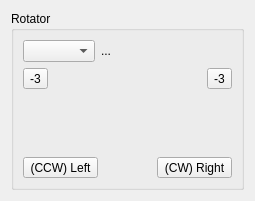
This is mqt/MqtLogger/rotatorcompassframe.ui in Rsclub22/Minos2-Mirror as Qt 5 draws it before an edit. The edited form follows.
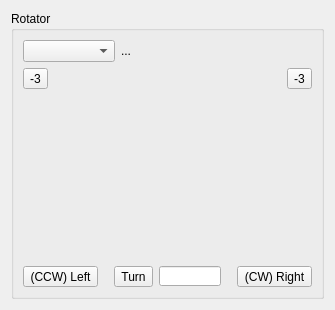
This is the edited form. Custom widgets are drawn as their Qt base class.

Commit message: add turn button and lineedit to rotator compass ui

The edit to the form file:
```diff
--- a/mqt/MqtLogger/rotatorcompassframe.ui
+++ b/mqt/MqtLogger/rotatorcompassframe.ui
@@ -6,8 +6,8 @@
    <rect>
     <x>0</x>
     <y>0</y>
-    <width>255</width>
-    <height>201</height>
+    <width>335</width>
+    <height>310</height>
    </rect>
   </property>
   <property name="windowTitle">
@@ -135,7 +135,7 @@
          </layout>
         </item>
         <item>
-         <layout class="QHBoxLayout" name="horizontalLayout_6">
+           <layout class="QHBoxLayout" name="horizontalLayout_8">
           <item>
            <widget class="QToolButton" name="RotateLeft">
             <property name="focusPolicy">
@@ -149,6 +149,66 @@
             </property>
            </widget>
           </item>
+            <item>
+             <spacer name="horizontalSpacer_4">
+              <property name="orientation">
+               <enum>Qt::Horizontal</enum>
+              </property>
+              <property name="sizeHint" stdset="0">
+               <size>
+                <width>28</width>
+                <height>21</height>
+               </size>
+              </property>
+             </spacer>
+            </item>
+            <item>
+             <layout class="QHBoxLayout" name="horizontalLayout_7">
+              <item>
+               <widget class="QToolButton" name="Rotate">
+                <property name="focusPolicy">
+                 <enum>Qt::NoFocus</enum>
+                </property>
+                <property name="text">
+                 <string>Turn</string>
+                </property>
+               </widget>
+              </item>
+              <item>
+               <widget class="BearingLineEdit" name="BrgLineEdit">
+                <property name="sizePolicy">
+                 <sizepolicy hsizetype="Preferred" vsizetype="Fixed">
+                  <horstretch>0</horstretch>
+                  <verstretch>0</verstretch>
+                 </sizepolicy>
+                </property>
+                <property name="maximumSize">
+                 <size>
+                  <width>80</width>
+                  <height>20</height>
+                 </size>
+                </property>
+                <property name="font">
+                 <font>
+                  <bold>true</bold>
+                 </font>
+                </property>
+                <property name="focusPolicy">
+                 <enum>Qt::ClickFocus</enum>
+                </property>
+                <property name="maxLength">
+                 <number>7</number>
+                </property>
+                <property name="frame">
+                 <bool>true</bool>
+                </property>
+                <property name="clearButtonEnabled">
+                 <bool>true</bool>
+                </property>
+               </widget>
+              </item>
+             </layout>
+            </item>
           <item>
            <spacer name="horizontalSpacer_2">
             <property name="orientation">
@@ -156,8 +216,8 @@
             </property>
             <property name="sizeHint" stdset="0">
              <size>
-              <width>40</width>
-              <height>20</height>
+                <width>28</width>
+                <height>21</height>
              </size>
             </property>
            </spacer>
@@ -185,6 +245,11 @@
   </layout>
  </widget>
  <customwidgets>
+  <customwidget>
+   <class>BearingLineEdit</class>
+   <extends>QLineEdit</extends>
+   <header location="global">bearinglineedit.h</header>
+  </customwidget>
   <customwidget>
    <class>MinosCompass</class>
    <extends>QWidget</extends>
```
Left out of the diff: 4 changed lines with no effect on the pictures. Lines whose indentation alone changed are shown as unchanged.
